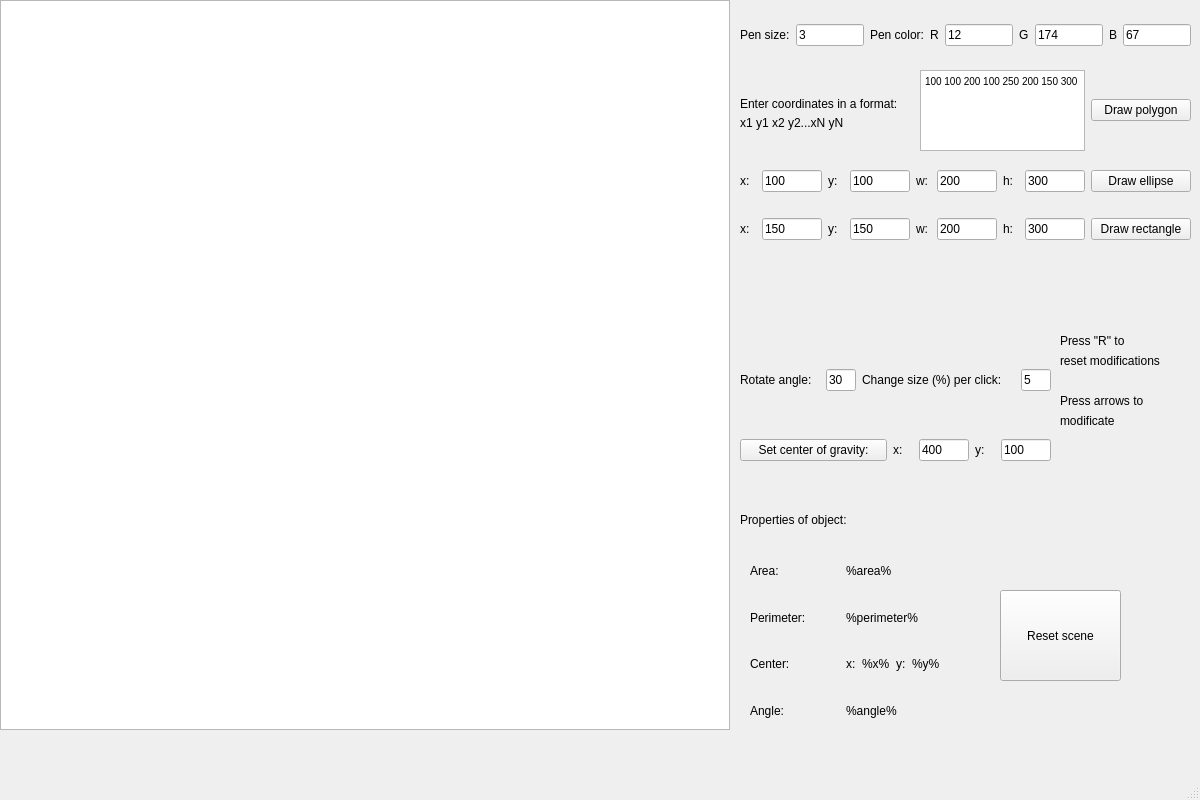
Before: the Qt Designer form mainwindow.ui in AHTOH2001/Cpp_lab1, drawn with Qt 5.
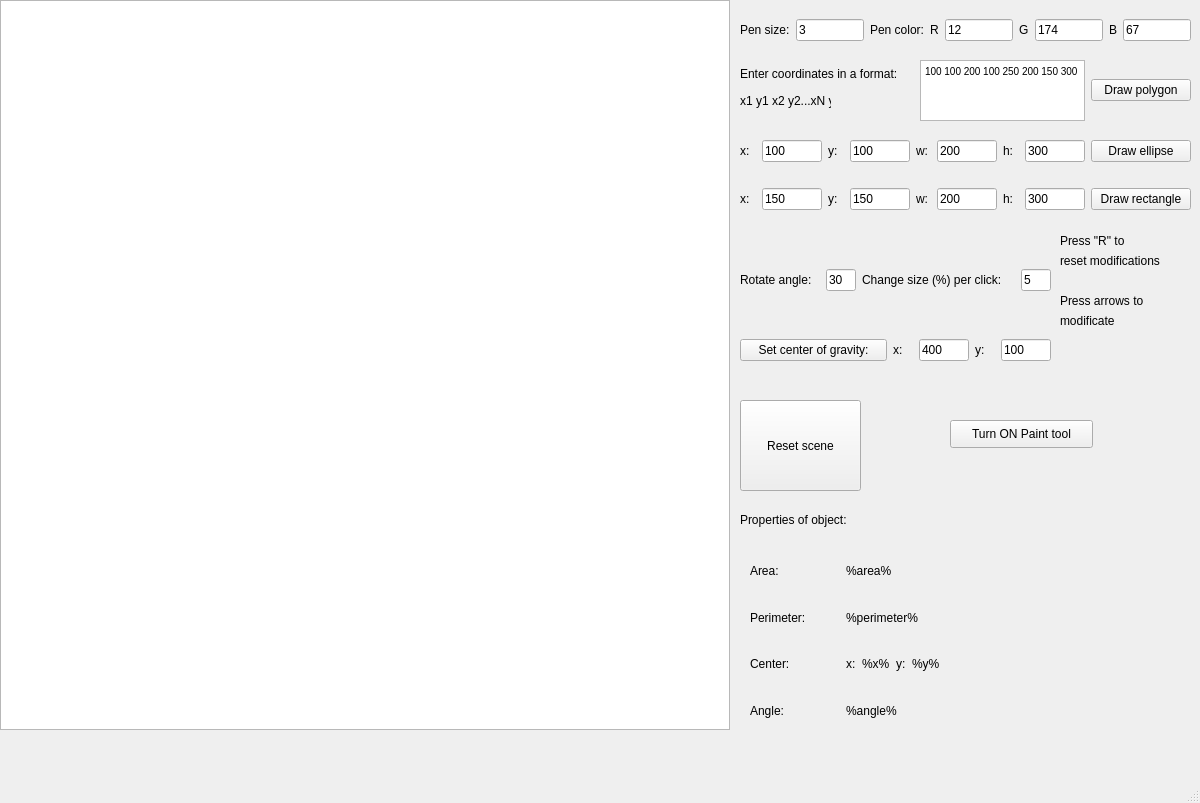
After: the same form once the commit is applied.

The edit to the form file:
```diff
--- a/mainwindow.ui
+++ b/mainwindow.ui
@@ -7,7 +7,7 @@
     <x>0</x>
     <y>0</y>
     <width>1200</width>
-    <height>800</height>
+    <height>803</height>
    </rect>
   </property>
   <property name="windowTitle">
@@ -18,7 +18,7 @@
     <property name="geometry">
      <rect>
       <x>740</x>
-      <y>150</y>
+      <y>120</y>
       <width>451</width>
       <height>111</height>
      </rect>
@@ -266,7 +266,7 @@
       <x>740</x>
       <y>0</y>
       <width>451</width>
-      <height>71</height>
+      <height>61</height>
      </rect>
     </property>
     <layout class="QGridLayout" name="gridLayout_2">
@@ -369,9 +369,9 @@
     <property name="geometry">
      <rect>
       <x>920</x>
-      <y>70</y>
+      <y>60</y>
       <width>271</width>
-      <height>81</height>
+      <height>61</height>
      </rect>
     </property>
     <layout class="QGridLayout" name="gridLayout_3">
@@ -411,9 +411,9 @@
     <property name="geometry">
      <rect>
       <x>740</x>
-      <y>90</y>
-      <width>131</width>
-      <height>66</height>
+      <y>80</y>
+      <width>91</width>
+      <height>41</height>
      </rect>
     </property>
     <property name="text">
@@ -430,7 +430,7 @@
     <property name="geometry">
      <rect>
       <x>740</x>
-      <y>90</y>
+      <y>60</y>
       <width>172</width>
       <height>28</height>
      </rect>
@@ -468,7 +468,7 @@
     <property name="geometry">
      <rect>
       <x>740</x>
-      <y>340</y>
+      <y>240</y>
       <width>311</width>
       <height>80</height>
      </rect>
@@ -544,7 +544,7 @@
     <property name="geometry">
      <rect>
       <x>1060</x>
-      <y>330</y>
+      <y>230</y>
       <width>139</width>
       <height>22</height>
      </rect>
@@ -569,7 +569,7 @@
     <property name="geometry">
      <rect>
       <x>1060</x>
-      <y>350</y>
+      <y>250</y>
       <width>139</width>
       <height>22</height>
      </rect>
@@ -594,7 +594,7 @@
     <property name="geometry">
      <rect>
       <x>1060</x>
-      <y>390</y>
+      <y>290</y>
       <width>139</width>
       <height>22</height>
      </rect>
@@ -619,7 +619,7 @@
     <property name="geometry">
      <rect>
       <x>1060</x>
-      <y>410</y>
+      <y>310</y>
       <width>139</width>
       <height>22</height>
      </rect>
@@ -894,7 +894,7 @@
     <property name="geometry">
      <rect>
       <x>740</x>
-      <y>420</y>
+      <y>320</y>
       <width>311</width>
       <height>61</height>
      </rect>
@@ -986,8 +986,8 @@
    <widget class="QPushButton" name="Reset_scene">
     <property name="geometry">
      <rect>
-      <x>1000</x>
-      <y>590</y>
+      <x>740</x>
+      <y>400</y>
       <width>121</width>
       <height>91</height>
      </rect>
@@ -1017,6 +1017,36 @@
      <bool>false</bool>
     </property>
    </widget>
+   <widget class="QPushButton" name="paint_figure">
+    <property name="geometry">
+     <rect>
+      <x>950</x>
+      <y>420</y>
+      <width>143</width>
+      <height>28</height>
+     </rect>
+    </property>
+    <property name="minimumSize">
+     <size>
+      <width>100</width>
+      <height>0</height>
+     </size>
+    </property>
+    <property name="text">
+     <string>Turn ON Paint tool</string>
+    </property>
+   </widget>
+   <widget class="QWidget" name="gridLayoutWidget_7">
+    <property name="geometry">
+     <rect>
+      <x>950</x>
+      <y>450</y>
+      <width>241</width>
+      <height>281</height>
+     </rect>
+    </property>
+    <layout class="QGridLayout" name="graphicLayout"/>
+   </widget>
   </widget>
   <widget class="QMenuBar" name="menubar">
    <property name="geometry">
```
Left out of the diff: 48 changed lines with no effect on the pictures.
